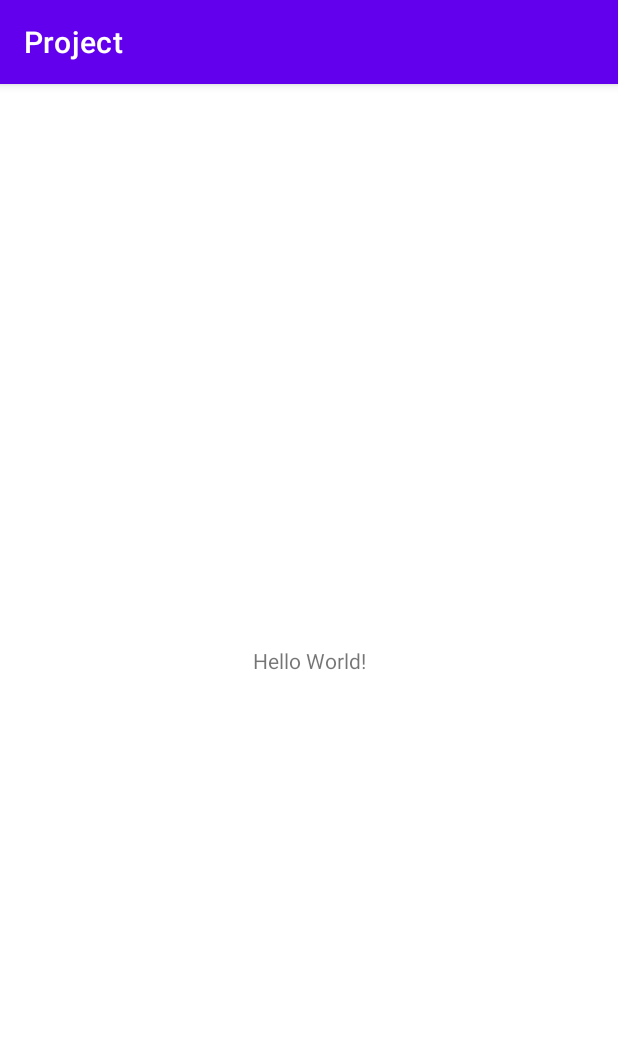
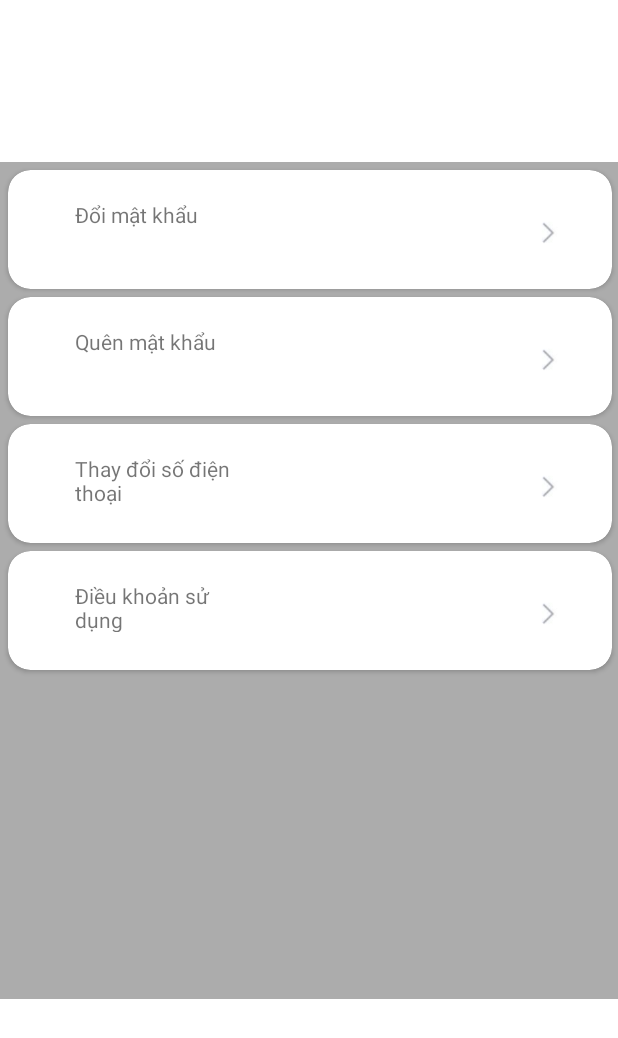
Before and after one commit to giakinh0823/fpay_android, an Android app: the screen it shows after launch (MainActivity), on a phone screen of 412 x 824 dp. Shown: the top 1038 px of the screen. Run offline under Robolectric (Android 15) with nearby library versions, the phone set to English and light mode, and no system bars.

Commit message:
createRecycleView

```diff
--- a/app/src/main/AndroidManifest.xml
+++ b/app/src/main/AndroidManifest.xml
@@ -12,6 +12,15 @@
         android:supportsRtl="true"
         android:theme="@style/Theme.Project"
         tools:targetApi="31">
+        <activity
+            android:name=".settingAccount"
+            android:exported="true">
+            <intent-filter>
+                <action android:name="android.intent.action.MAIN" />
+
+                <category android:name="android.intent.category.LAUNCHER" />
+            </intent-filter>
+        </activity>
         <activity
             android:name=".activity.MainActivity"
             android:exported="true">
--- a/app/src/main/java/com/example/project/activity/MainActivity.java
+++ b/app/src/main/java/com/example/project/activity/MainActivity.java
@@ -1,10 +1,17 @@
 package com.example.project.activity;
 
 import androidx.appcompat.app.AppCompatActivity;
+import androidx.recyclerview.widget.LinearLayoutManager;
+import androidx.recyclerview.widget.RecyclerView;
 
 import android.os.Bundle;
 
 import com.example.project.R;
+import com.example.project.adapter.SettingAdapter;
+import com.example.project.model.Setting;
+
+import java.util.ArrayList;
+import java.util.List;
 
 public class MainActivity extends AppCompatActivity {
 
@@ -12,5 +19,20 @@ public class MainActivity extends AppCompatActivity {
     protected void onCreate(Bundle savedInstanceState) {
         super.onCreate(savedInstanceState);
         setContentView(R.layout.activity_main);
+
+        List<Setting> list = new ArrayList<>();
+        Setting c1 = new Setting("Đổi mật khẩu", R.drawable.ic_right);
+        Setting c2 = new Setting("Quên mật khẩu", R.drawable.ic_right);
+        Setting c3 = new Setting("Thay đổi số điện thoại", R.drawable.ic_right);
+        Setting c4 = new Setting("Điều khoản sử dụng",R.drawable.ic_right);
+        list.add(c1);
+        list.add(c2);
+        list.add(c3);
+        list.add(c4);
+
+        RecyclerView rec = findViewById(R.id.rec_chapters);
+        SettingAdapter adapter = new SettingAdapter(list);
+        rec.setLayoutManager(new LinearLayoutManager(this));
+        rec.setAdapter(adapter);
     }
 }
--- /dev/null
+++ b/app/src/main/java/com/example/project/adapter/SettingAdapter.java
@@ -0,0 +1,58 @@
+package com.example.project.adapter;
+
+import android.view.LayoutInflater;
+import android.view.View;
+import android.view.ViewGroup;
+import android.widget.ImageView;
+import android.widget.TextView;
+
+import androidx.annotation.NonNull;
+import androidx.recyclerview.widget.RecyclerView;
+
+import com.example.project.R;
+import com.example.project.model.Setting;
+
+import java.util.List;
+
+public class SettingAdapter extends RecyclerView.Adapter<SettingAdapter.SettingHolder> {
+    List<Setting> settings;
+    public SettingAdapter (List<Setting> li) {
+        this.settings = li;
+    }
+
+    @NonNull
+    @Override
+    public SettingHolder onCreateViewHolder(@NonNull ViewGroup parent, int viewType) {
+        View v = LayoutInflater.from(parent.getContext()).inflate(R.layout.my_setting, parent, false);
+        return new SettingHolder(v);
+    }
+
+    @Override
+    public void onBindViewHolder(@NonNull SettingHolder holder, int position) {
+        holder.img.setBackgroundResource(settings.get(position).getImg());
+        holder.tv_title.setText(settings.get(position).getTitle());
+    }
+
+    @Override
+    public int getItemCount() {
+        return settings.size();
+    }
+
+    class SettingHolder extends RecyclerView.ViewHolder {
+        ImageView img;
+        TextView tv_title;
+        public SettingHolder(@NonNull View itemView) {
+            super(itemView);
+            img = itemView.findViewById(R.id.imv_img);
+            tv_title = itemView.findViewById(R.id.tv_setting);
+            itemView.setOnClickListener(new View.OnClickListener() {
+                @Override
+                public void onClick(View view) {
+                    int pos = getAdapterPosition();
+                }
+            });
+
+        }
+    }
+
+}
--- /dev/null
+++ b/app/src/main/java/com/example/project/model/Setting.java
@@ -0,0 +1,30 @@
+package com.example.project.model;
+
+public class Setting {
+    private String title;
+    private int img;
+
+    public String getTitle() {
+        return title;
+    }
+
+    public void setTitle(String title) {
+        this.title = title;
+    }
+
+    public int getImg() {
+        return img;
+    }
+
+    public void setImg(int img) {
+        this.img = img;
+    }
+
+    public Setting(String title, int img) {
+        this.title = title;
+        this.img = img;
+    }
+
+    public Setting() {
+    }
+}
--- a/app/src/main/res/layout/activity_main.xml
+++ b/app/src/main/res/layout/activity_main.xml
@@ -6,12 +6,14 @@
     android:layout_height="match_parent"
     tools:context=".activity.MainActivity">
 
-    <TextView
-        android:layout_width="wrap_content"
-        android:layout_height="wrap_content"
-        android:text="Hello World!"
-        app:layout_constraintBottom_toBottomOf="parent"
+    <androidx.recyclerview.widget.RecyclerView
+        android:id="@+id/rec_chapters"
+        android:layout_width="413dp"
+        android:layout_height="558dp"
+        android:layout_marginTop="108dp"
+        android:background="#acacac"
         app:layout_constraintEnd_toEndOf="parent"
+        app:layout_constraintHorizontal_bias="0.0"
         app:layout_constraintStart_toStartOf="parent"
         app:layout_constraintTop_toTopOf="parent" />
 
--- /dev/null
+++ b/app/src/main/res/layout/my_setting.xml
@@ -0,0 +1,39 @@
+<?xml version="1.0" encoding="utf-8"?>
+<androidx.cardview.widget.CardView xmlns:android="http://schemas.android.com/apk/res/android"
+    xmlns:app="http://schemas.android.com/apk/res-auto"
+    xmlns:tools="http://schemas.android.com/tools"
+    android:layout_width="match_parent"
+    android:layout_height="wrap_content"
+    app:cardCornerRadius="15dp"
+    android:layout_marginTop="5dp"
+    android:layout_marginStart="5dp"
+    android:layout_marginEnd="5dp">
+
+    <androidx.constraintlayout.widget.ConstraintLayout
+        android:layout_width="match_parent"
+        android:layout_height="79dp">
+
+        <TextView
+            android:id="@+id/tv_setting"
+            android:layout_width="107dp"
+            android:layout_height="34dp"
+            android:layout_marginTop="20dp"
+            android:layout_marginEnd="180dp"
+            android:text="TextView"
+            app:layout_constraintEnd_toStartOf="@+id/imv_img"
+            app:layout_constraintTop_toTopOf="parent" />
+
+        <ImageView
+            android:id="@+id/imv_img"
+            android:layout_width="52dp"
+            android:layout_height="51dp"
+            android:layout_marginStart="332dp"
+            android:layout_marginTop="16dp"
+            android:src="@drawable/ic_right"
+            app:layout_constraintStart_toStartOf="parent"
+            app:layout_constraintTop_toTopOf="parent" />
+
+    </androidx.constraintlayout.widget.ConstraintLayout>
+
+
+</androidx.cardview.widget.CardView>
--- a/app/src/main/res/values/themes.xml
+++ b/app/src/main/res/values/themes.xml
@@ -1,6 +1,6 @@
 <resources xmlns:tools="http://schemas.android.com/tools">
     <!-- Base application theme. -->
-    <style name="Theme.Project" parent="Theme.MaterialComponents.DayNight.DarkActionBar">
+    <style name="Theme.Project" parent="Theme.MaterialComponents.DayNight.NoActionBar">
         <!-- Primary brand color. -->
         <item name="colorPrimary">@color/purple_500</item>
         <item name="colorPrimaryVariant">@color/purple_700</item>
```
Also changed, not shown: app/src/main/res/drawable/ic_right.png (added).
